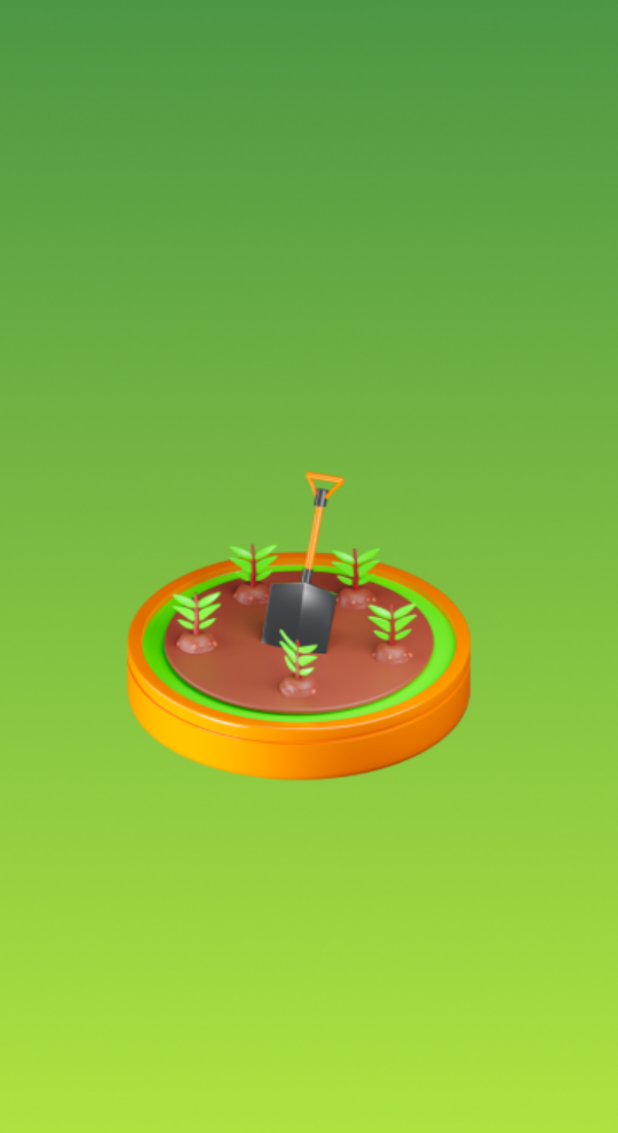
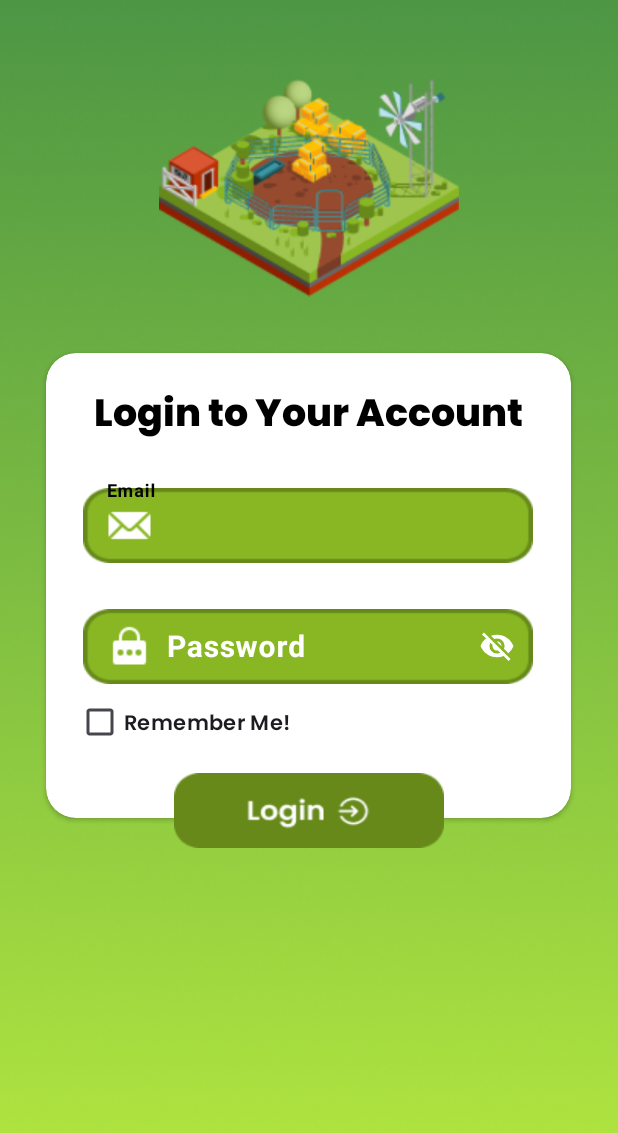
Before and after one commit to PranetaDwi/smilling_app, an Android app: the screen it shows after launch (SplashActivity before the commit, LoginActivity after it), on a phone screen of 412 x 824 dp. Shown: the top 1133 px of the screen. Run offline under Robolectric (Android 15) with nearby library versions, the phone set to English and light mode, and no system bars.

Commit message:
feat:login view

```diff
--- a/app/src/main/java/com/example/smilling_app/views/SplashActivity.kt
+++ b/app/src/main/java/com/example/smilling_app/views/SplashActivity.kt
@@ -1,6 +1,9 @@
 package com.example.smilling_app.views
 
+import android.content.Intent
 import android.os.Bundle
+import android.os.Handler
+import android.view.Window
 import androidx.activity.enableEdgeToEdge
 import androidx.appcompat.app.AppCompatActivity
 import androidx.core.view.ViewCompat
@@ -11,11 +14,14 @@ class SplashActivity : AppCompatActivity() {
     override fun onCreate(savedInstanceState: Bundle?) {
         super.onCreate(savedInstanceState)
         enableEdgeToEdge()
+        requestWindowFeature(Window.FEATURE_NO_TITLE)
         setContentView(R.layout.activity_splash)
-        ViewCompat.setOnApplyWindowInsetsListener(findViewById(R.id.main)) { v, insets ->
-            val systemBars = insets.getInsets(WindowInsetsCompat.Type.systemBars())
-            v.setPadding(systemBars.left, systemBars.top, systemBars.right, systemBars.bottom)
-            insets
-        }
+        var handler = Handler()
+        handler.postDelayed({
+            startActivity(Intent(applicationContext, LoginActivity::class.java))
+            finish()
+        }, 3000L)
+
+        supportActionBar?.hide()
     }
 }
--- a/app/src/main/res/layout/activity_login.xml
+++ b/app/src/main/res/layout/activity_login.xml
@@ -1,5 +1,5 @@
 <?xml version="1.0" encoding="utf-8"?>
-<LinearLayout xmlns:android="http://schemas.android.com/apk/res/android"
+<RelativeLayout xmlns:android="http://schemas.android.com/apk/res/android"
     xmlns:app="http://schemas.android.com/apk/res-auto"
     xmlns:tools="http://schemas.android.com/tools"
     android:id="@+id/main"
@@ -10,19 +10,23 @@
     android:background="@drawable/background_1">
 
     <ImageView
+        android:id="@+id/maskot_login"
         android:layout_width="200dp"
         android:layout_height="200dp"
-        android:layout_marginTop="15dp"
+        android:layout_marginTop="25dp"
         android:src="@drawable/maskot_login"
-        android:layout_gravity="center_horizontal"/>
+        android:layout_centerHorizontal="true"/>
 
     <androidx.cardview.widget.CardView
+        android:id="@+id/card_login"
+        android:layout_below="@+id/maskot_login"
+        android:layout_marginTop="10dp"
         android:layout_width="350dp"
-        android:layout_height="350dp"
+        android:layout_height="310dp"
         android:layout_gravity="center_horizontal"
-        app:cardElevation="10dp"
         app:cardPreventCornerOverlap="true"
-        app:cardCornerRadius="20dp">
+        app:cardCornerRadius="20dp"
+        android:layout_centerHorizontal="true">
 
         <LinearLayout
             android:layout_width="match_parent"
@@ -39,11 +43,71 @@
                 android:layout_gravity="center"
                 />
 
+            <com.google.android.material.textfield.TextInputLayout
+                android:layout_width="wrap_content"
+                android:layout_height="wrap_content"
+                android:layout_gravity="center"
+                android:layout_marginTop="20dp"
+                app:boxStrokeWidth="0dp"
+                app:boxStrokeColor="@color/green_lizard"
+                android:textColorHint="@color/white"
+                app:hintTextColor="@color/black"
+                android:hint="Email">
+                <com.google.android.material.textfield.TextInputEditText
+                    android:id="@+id/emailInput"
+                    android:layout_width="300dp"
+                    android:layout_height="50dp"
+                    android:textSize="20sp"
+                    android:drawableStart="@drawable/icon_email"
+                    android:drawablePadding="10dp"
+                    android:background="@drawable/bg_input"
+                    android:textStyle="bold"
+                    />
+            </com.google.android.material.textfield.TextInputLayout>
+
+            <com.google.android.material.textfield.TextInputLayout
+                android:layout_width="wrap_content"
+                android:layout_height="wrap_content"
+                android:layout_gravity="center"
+                android:layout_marginTop="25dp"
+                app:boxStrokeWidth="0dp"
+                app:boxStrokeColor="@color/green_lizard"
+                android:textColorHint="@color/white"
+                app:hintTextColor="@color/black"
+                app:endIconMode="password_toggle"
+                app:endIconTint="@color/white"
+                android:hint="Password">
+                <com.google.android.material.textfield.TextInputEditText
+                    android:id="@+id/passwordInput"
+                    android:layout_width="300dp"
+                    android:layout_height="50dp"
+                    android:textSize="20sp"
+                    android:drawableStart="@drawable/icon_password"
+                    android:drawablePadding="10dp"
+                    android:background="@drawable/bg_input"
+                    android:textStyle="bold"
+                    />
+            </com.google.android.material.textfield.TextInputLayout>
+
+            <CheckBox
+                android:id="@+id/rememberMeLogin"
+                android:layout_width="150dp"
+                android:layout_height="20dp"
+                android:text="Remember Me!"
+                android:layout_marginTop="15dp"
+                android:fontFamily="@font/poppins_semi_bold"/>
+
         </LinearLayout>
-
 
     </androidx.cardview.widget.CardView>
 
+    <androidx.appcompat.widget.AppCompatButton
+        android:id="@+id/loginButton"
+        android:layout_width="180dp"
+        android:layout_height="50dp"
+        android:background="@drawable/button_login"
+        android:layout_centerHorizontal="true"
+        android:layout_alignParentTop="true"
+        android:layout_marginTop="515dp" />
 
-
-</LinearLayout>
+</RelativeLayout>
```
Also changed, not shown: app/src/main/res/drawable/bg_input.png (added), app/src/main/res/drawable/button_login.png (renamed from app/src/main/res/drawable/button_password.png).
